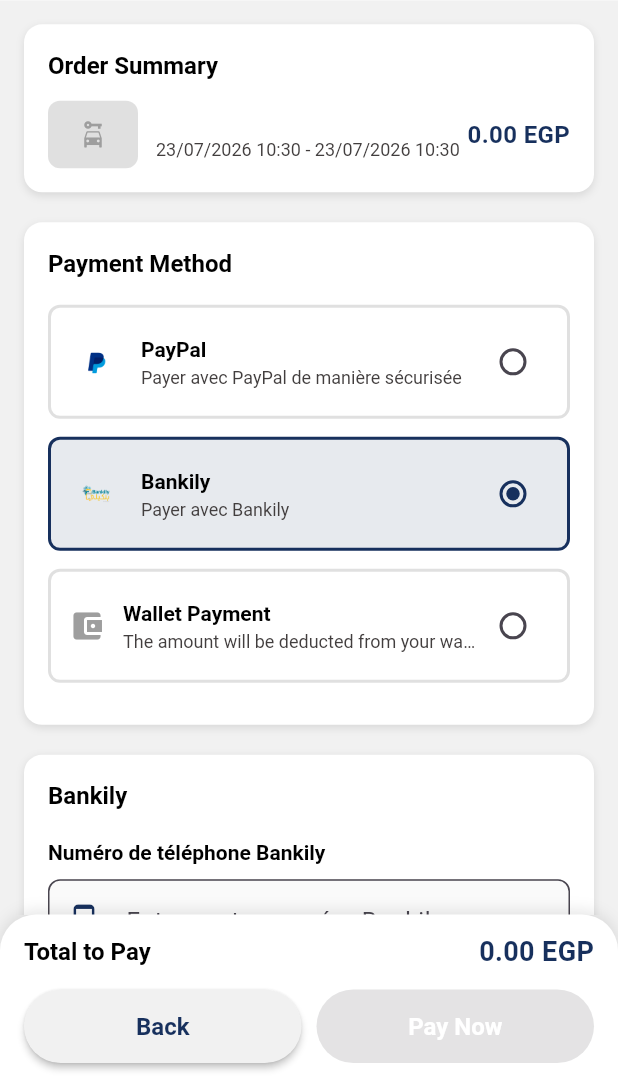
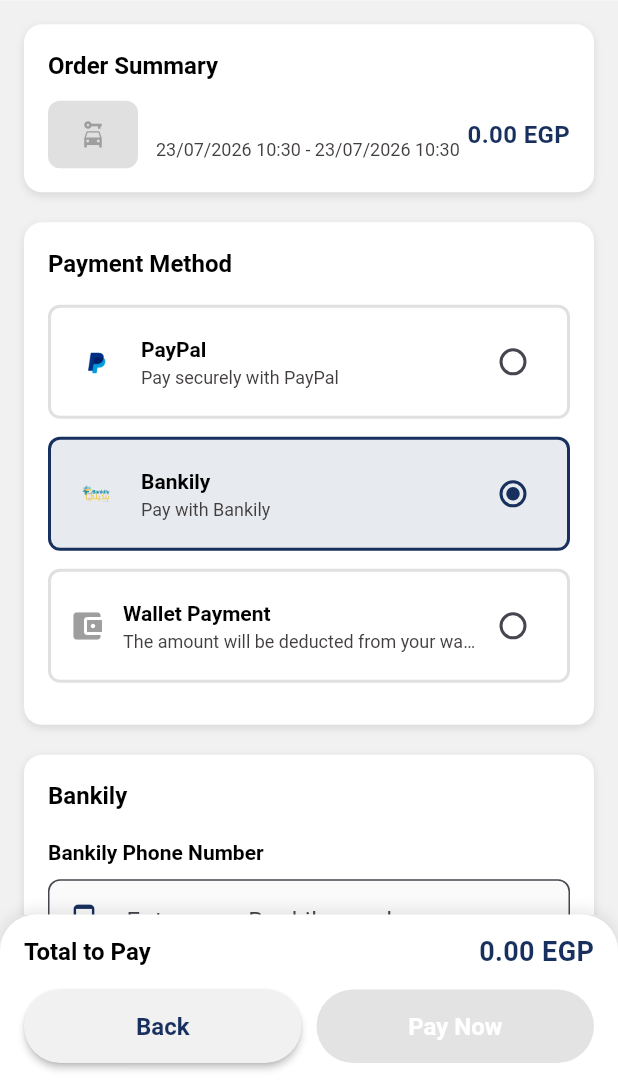
Before and after one commit to Lessyad/PropertyManagementProjectMobile, a Flutter app: the PaymentScreen screen opened directly with empty values, after a tap on "Bankily", on a phone screen of 412 x 824 dp, the part 155-1236 px from its top. Run offline on Flutter 3.47's test engine with Material 3 defaults, Android fonts, the phone set to English and light mode, and no system bars; our stand-ins replace animate_do, bloc, cached_network_image, country_code_picker, dartz, device_info_plus and 30 more; missing offline and left inert: smart_auth, syncfusion_flutter_pdfviewer; accounts and stored records are empty; network calls fail.

Commit message:
some changes some labels

```diff
--- a/assets/translations/en.json
+++ b/assets/translations/en.json
@@ -697,6 +697,7 @@
   "child_safety_seat": "Child Safety Seat",
   "cost_summary": "Cost Summary",
   "base_rental": "Base Rental",
+  "tax": "Tax",
   "confirm_booking": "Confirm Booking",
   "days": "Days",
   "hours": "Hours",
@@ -760,6 +761,16 @@
   "payment_terms": "By confirming, you accept the payment terms.",
   "payment_title": "Payment",
   "pay_now": "Pay Now",
+  "pay_with_paypal_securely": "Pay securely with PayPal",
+  "pay_with_bankily": "Pay with Bankily",
+  "paypal_redirect_message": "You will be redirected to PayPal to securely complete your payment.",
+  "amount": "Amount",
+  "bankily_phone_number_label": "Bankily Phone Number",
+  "bankily_phone_number_hint": "Enter your Bankily number",
+  "bankily_passcode_hint": "Enter your Bankily passcode",
+  "paypal_complete_payment_message": "Complete the payment on PayPal. Your booking will be confirmed automatically.",
+  "bankily_phone_required_error": "Please enter your Bankily phone number",
+  "bankily_passcode_required_error": "Please enter your Bankily passcode",
   "please_login_to_pay": "Please log in to complete payment",
   "proceed_to_payment": "Proceed to Payment",
   "read_terms_carefully": "Please read the terms carefully",
--- a/lib/core/translation/locale_keys.dart
+++ b/lib/core/translation/locale_keys.dart
@@ -33,6 +33,7 @@
 
   static const chooseYourIdealPropertyEasily = 'chooseYourIdealPropertyEasily';
   static const String baseRental = 'base_rental';
+  static const String tax = 'tax';
   // static const String previous = 'previous';
   static const String confirmBooking = 'confirm_booking';
   static const forSale = 'forSale';
@@ -706,6 +707,16 @@
   static const String backButton = 'back_button';
   static const String payNow = 'pay_now';
   static const String paymentSuccess = 'payment_success';
+  static const String payWithPaypalSecurely = 'pay_with_paypal_securely';
+  static const String payWithBankily = 'pay_with_bankily';
+  static const String paypalRedirectMessage = 'paypal_redirect_message';
+  static const String amount = 'amount';
+  static const String bankilyPhoneNumberLabel = 'bankily_phone_number_label';
+  static const String bankilyPhoneNumberHint = 'bankily_phone_number_hint';
+  static const String bankilyPasscodeHint = 'bankily_passcode_hint';
+  static const String paypalCompletePaymentMessage = 'paypal_complete_payment_message';
+  static const String bankilyPhoneRequiredError = 'bankily_phone_required_error';
+  static const String bankilyPasscodeRequiredError = 'bankily_passcode_required_error';
 
   static const String tenantInfo = 'tenant_info';
   static const String mainTenant = 'main_tenant';
--- a/lib/features/vehicle_management/vehicle/data/models/global_rental_options.dart
+++ b/lib/features/vehicle_management/vehicle/data/models/global_rental_options.dart
@@ -3,12 +3,14 @@
   final double allRiskCarInsuranceAmount;
   final double kilometerIllimitedPerDayAmount;
   final double secondDriverAmount;
+  final double taxPercent;
 
   GlobalRentalOptions({
     required this.addChildsChairAmount,
     required this.allRiskCarInsuranceAmount,
     required this.kilometerIllimitedPerDayAmount,
     required this.secondDriverAmount,
+    this.taxPercent = 0.0,
   });
 
   factory GlobalRentalOptions.fromJson(Map<String, dynamic> json) {
@@ -17,6 +19,7 @@
       allRiskCarInsuranceAmount: json['allRiskCarInsuranceAmount']?.toDouble() ?? 0.0,
       kilometerIllimitedPerDayAmount: json['kilometerIllimitedPerDayAmount']?.toDouble() ?? 0.0,
       secondDriverAmount: json['secondDriverAmount']?.toDouble() ?? 100.0,
+      taxPercent: json['taxPercent']?.toDouble() ?? 0.0,
     );
   }
 
@@ -26,6 +29,7 @@
       'allRiskCarInsuranceAmount': allRiskCarInsuranceAmount,
       'kilometerIllimitedPerDayAmount': kilometerIllimitedPerDayAmount,
       'secondDriverAmount': secondDriverAmount,
+      'taxPercent': taxPercent,
     };
   }
 
@@ -34,12 +38,14 @@
     double? allRiskCarInsuranceAmount,
     double? kilometerIllimitedPerDayAmount,
     double? secondDriverAmount,
+    double? taxPercent,
   }) {
     return GlobalRentalOptions(
       addChildsChairAmount: addChildsChairAmount ?? this.addChildsChairAmount,
       allRiskCarInsuranceAmount: allRiskCarInsuranceAmount ?? this.allRiskCarInsuranceAmount,
       kilometerIllimitedPerDayAmount: kilometerIllimitedPerDayAmount ?? this.kilometerIllimitedPerDayAmount,
       secondDriverAmount: secondDriverAmount ?? this.secondDriverAmount,
+      taxPercent: taxPercent ?? this.taxPercent,
     );
   }
 }
--- a/lib/features/vehicle_management/vehicle/presentation/components/VehicleCardComponent.dart
+++ b/lib/features/vehicle_management/vehicle/presentation/components/VehicleCardComponent.dart
@@ -219,7 +219,9 @@
           InkWell(
             borderRadius: BorderRadius.circular(10),
             onTap: _handleCardTap,
-            child: Column(
+            child: SingleChildScrollView(
+              physics: const NeverScrollableScrollPhysics(),
+              child: Column(
               crossAxisAlignment: CrossAxisAlignment.start,
               mainAxisSize: MainAxisSize.min,
               children: [
@@ -304,6 +306,7 @@
                   ),
                 ),
               ],
+            ),
             ),
           ),
           if (widget.showWishlistButton)
--- a/lib/features/vehicle_management/vehicle/presentation/screens/payment_screen.dart
+++ b/lib/features/vehicle_management/vehicle/presentation/screens/payment_screen.dart
@@ -298,7 +298,7 @@
             'paypal',
             'PayPal',
             Icons.payment,
-            'Payer avec PayPal de manière sécurisée',
+            tr(LocaleKeys.payWithPaypalSecurely),
             imageAsset: 'assets/images/PayPalImage.png',
           ),
 
@@ -307,7 +307,7 @@
             'bankily',
             'Bankily',
             Icons.phone_android,
-            'Payer avec Bankily',
+            tr(LocaleKeys.payWithBankily),
             imageAsset: 'assets/images/BankilyImage.png',
           ),
 
@@ -422,7 +422,7 @@
                 ),
                 const SizedBox(height: 12),
                 Text(
-                  'Paiement sécurisé avec PayPal',
+                  tr(LocaleKeys.paypalDescription),
                   textAlign: TextAlign.center,
                   style: getBoldStyle(
                     color: ColorManager.blackColor,
@@ -431,7 +431,7 @@
                 ),
                 const SizedBox(height: 8),
                 Text(
-                  'Vous serez redirigé vers PayPal pour finaliser votre paiement de manière sécurisée.',
+                  tr(LocaleKeys.paypalRedirectMessage),
                   textAlign: TextAlign.center,
                   style: getRegularStyle(
                     color: ColorManager.grey,
@@ -443,7 +443,7 @@
                   mainAxisAlignment: MainAxisAlignment.center,
                   children: [
                     Text(
-                      'Montant: ',
+                      '${tr(LocaleKeys.amount)}: ',
                       style: getBoldStyle(
                         color: ColorManager.primaryColor,
                         fontSize: FontSize.s16,
@@ -494,8 +494,8 @@
           // Champ Numéro de téléphone Bankily
           _buildTextField(
             controller: _bankilyPhoneController,
-            label: 'Numéro de téléphone Bankily',
-            hint: 'Entrez votre numéro Bankily ',
+            label: tr(LocaleKeys.bankilyPhoneNumberLabel),
+            hint: tr(LocaleKeys.bankilyPhoneNumberHint),
             icon: Icons.phone_android,
             keyboardType: TextInputType.phone,
             onChanged: (_) => _updatePaymentButtonState(),
@@ -506,8 +506,8 @@
           // Champ Passcode Bankily
           _buildTextField(
             controller: _passcodeController,
-            label: 'Passcode',
-            hint: 'Entrez votre passcode Bankily',
+            label: tr(LocaleKeys.passCode),
+            hint: tr(LocaleKeys.bankilyPasscodeHint),
             icon: Icons.lock,
             keyboardType: TextInputType.number,
             obscureText: true,
@@ -779,12 +779,12 @@
 
         // Validation des champs Bankily
         if (bankilyPhoneNumber.isEmpty) {
-          throw Exception('Veuillez entrer votre numéro de téléphone Bankily');
+          throw Exception(tr(LocaleKeys.bankilyPhoneRequiredError));
         }
 
         // Validation du champ Passcode
         if (passcode.isEmpty) {
-          throw Exception('Veuillez entrer votre passcode Bankily');
+          throw Exception(tr(LocaleKeys.bankilyPasscodeRequiredError));
         }
       } else if (_selectedPaymentMethod == 'wallet') {
         paymentMethod = 'wallet';
@@ -978,7 +978,7 @@
         ScaffoldMessenger.of(context).showSnackBar(
           SnackBar(
             content: Text(
-              'Complétez le paiement sur PayPal. Votre réservation sera confirmée automatiquement.',
+              tr(LocaleKeys.paypalCompletePaymentMessage),
               style: getRegularStyle(color: Colors.white, fontSize: FontSize.s14),
             ),
             backgroundColor: Colors.blue,
--- a/lib/features/vehicle_management/vehicle/presentation/screens/vehicle_details_screen.dart
+++ b/lib/features/vehicle_management/vehicle/presentation/screens/vehicle_details_screen.dart
@@ -132,14 +132,14 @@
         children: [
           _buildDetailRow('Marque', '${vehicle.makeName}'),
           _buildDetailRow('Modèle', vehicle.modelName),
-          _buildDetailRow('Couleur', vehicle.color),
+          // _buildDetailRow('Couleur', vehicle.color),
           _buildDetailRow('Carburant', vehicle.fuelType),
           _buildDetailRow('Transmission', vehicle.transmission),
           _buildDetailRow('Climatisation', vehicle.hasAirConditioning ? 'Oui' : 'Non'),
           _buildDetailRow('Nombre de sièges', '${vehicle.seats}'),
-          _buildDetailRow('Année', '${vehicle.year}'),
+          // _buildDetailRow('Année', '${vehicle.year}'),
           _buildDetailRow('Plaque d\'immatriculation', vehicle.licensePlate),
-          _buildDetailRow('VIN', vehicle.vin),
+          // _buildDetailRow('VIN', vehicle.vin),
         ],
       ),
     );
--- a/lib/features/vehicle_management/vehicle/presentation/screens/vehicle_details_with_rental_screen.dart
+++ b/lib/features/vehicle_management/vehicle/presentation/screens/vehicle_details_with_rental_screen.dart
@@ -208,13 +208,13 @@
         children: [
           _buildDetailRow(tr(LocaleKeys.brand), '${vehicle.makeName}'),
           _buildDetailRow(tr(LocaleKeys.model), vehicle.modelName),
-          _buildDetailRow(tr(LocaleKeys.color), vehicle.color),
-          _buildDetailRow(tr(LocaleKeys.mileage), '${vehicle.mileage} ${tr(LocaleKeys.km)}'),
+          // _buildDetailRow(tr(LocaleKeys.color), vehicle.color),
+          // _buildDetailRow(tr(LocaleKeys.mileage), '${vehicle.mileage} ${tr(LocaleKeys.km)}'),
           _buildDetailRow(tr(LocaleKeys.fuelType), vehicle.fuelType),
           _buildDetailRow(tr(LocaleKeys.transmission), vehicle.transmission),
           _buildDetailRow(tr(LocaleKeys.seatsNumber), '${vehicle.seats}'),
           _buildDetailRow(tr(LocaleKeys.year), '${vehicle.year}'),
-          _buildDetailRow(tr(LocaleKeys.licensePlate), vehicle.licensePlate),
+          // _buildDetailRow(tr(LocaleKeys.licensePlate), vehicle.licensePlate),
         ],
       ),
     );
```
Also changed, not shown: assets/translations/ar.json (+11 -0 lines), assets/translations/fr.json (+11 -0 lines), lib/core/models/geo_models.dart (+17 -3 lines), lib/core/models/vehicle_category_model.dart (+7 -1 lines), lib/core/services/select_location_service/data/models/city_model.dart (+6 -1 lines), lib/core/services/select_location_service/data/models/country_model.dart (+6 -1 lines), lib/core/services/select_location_service/data/models/state_model.dart (+6 -1 lines), lib/core/utils/localized_name.dart (added, +30 -0 lines), lib/features/add_new_vehicle/data/models/vehicle_make_model.dart (+18 -3 lines), lib/features/vehicle_management/vehicle/data/models/vehicle_model.dart (+16 -3 lines), lib/features/vehicle_management/vehicle/presentation/controller/global_rental_options_controller.dart (+8 -0 lines), lib/features/vehicle_management/vehicle/presentation/screens/rental_summary_screen.dart (+14 -4 lines), lib/core/translation/codegen_loader.g.dart.
